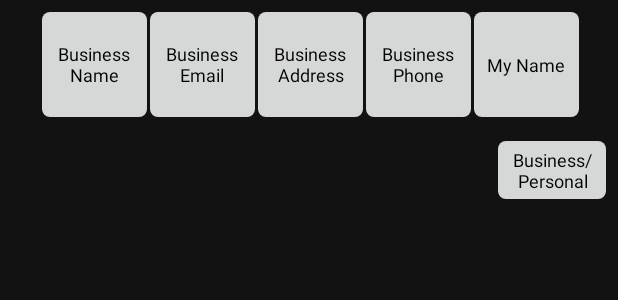
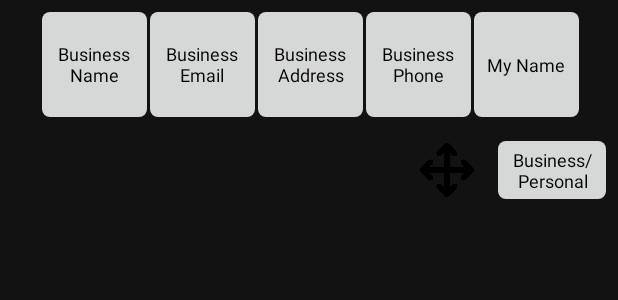
Before and after one commit to CodeForBoss/QuickSMS, an Android app: the layout activity_chathead.xml on its own in the app's theme, with its tools: preview values and no code run, on a phone screen of 412 x 824 dp. Shown: the top 300 px of the screen. Run offline under Robolectric (Android 15) with nearby library versions, the light colour scheme and no system bars.

Commit message:
incoming call icon show, added move icon and update button color change when pressed

```diff
--- a/app/src/main/java/com/example/quicksms/PhoneStateReceiver.java
+++ b/app/src/main/java/com/example/quicksms/PhoneStateReceiver.java
@@ -27,7 +27,8 @@ public class PhoneStateReceiver extends BroadcastReceiver {
         String outgoingPhoneNumber="",incomingPhoneNumber="";
        // String state=intent.getStringExtra(TelephonyManager.EXTRA_STATE);
 
-            if (intent.hasExtra(TelephonyManager.EXTRA_STATE) && intent.getStringExtra(TelephonyManager.EXTRA_STATE).equals(TelephonyManager.EXTRA_STATE_OFFHOOK)) {
+            if (intent.hasExtra(TelephonyManager.EXTRA_STATE) && intent.getStringExtra(TelephonyManager.EXTRA_STATE).equals(TelephonyManager.EXTRA_STATE_OFFHOOK)
+            || intent.hasExtra(TelephonyManager.EXTRA_STATE) && intent.getStringExtra(TelephonyManager.EXTRA_STATE).equals(TelephonyManager.EXTRA_STATE_RINGING)) {
                     incomingPhoneNumber = intent.getStringExtra(TelephonyManager.EXTRA_INCOMING_NUMBER);
                     Log.i("incoming", ""+incomingPhoneNumber);
                     outgoingPhoneNumber = intent.getStringExtra(Intent.EXTRA_PHONE_NUMBER);
--- a/app/src/main/res/layout/activity_chathead.xml
+++ b/app/src/main/res/layout/activity_chathead.xml
@@ -156,6 +156,13 @@
                 android:gravity="center"
                 android:textSize="12sp"
                 android:background="@drawable/box_shape"/>
+            <ImageView
+                android:layout_width="40dp"
+                android:layout_height="40dp"
+                android:src="@drawable/drag_icon"
+                android:layout_toStartOf="@+id/swipeButton"
+                android:layout_centerVertical="true"
+                android:layout_marginEnd="14dp" />
             <TextView
                 android:layout_alignParentEnd="true"
                 android:id="@+id/swipeButton"
--- a/app/src/main/res/layout/activity_user_home.xml
+++ b/app/src/main/res/layout/activity_user_home.xml
@@ -632,10 +632,9 @@
 
     <Button
         android:id="@+id/btn_save"
-        style="?attr/materialButtonStyle"
         android:layout_width="wrap_content"
         android:layout_height="wrap_content"
-
+        android:backgroundTint="@drawable/button_selector"
         android:text="@string/update" />
 
     <ImageButton
```
Also changed, not shown: app/src/main/res/drawable/button_selector.xml (added, +9 -0 lines), app/src/main/res/drawable/drag_icon.png (added).
